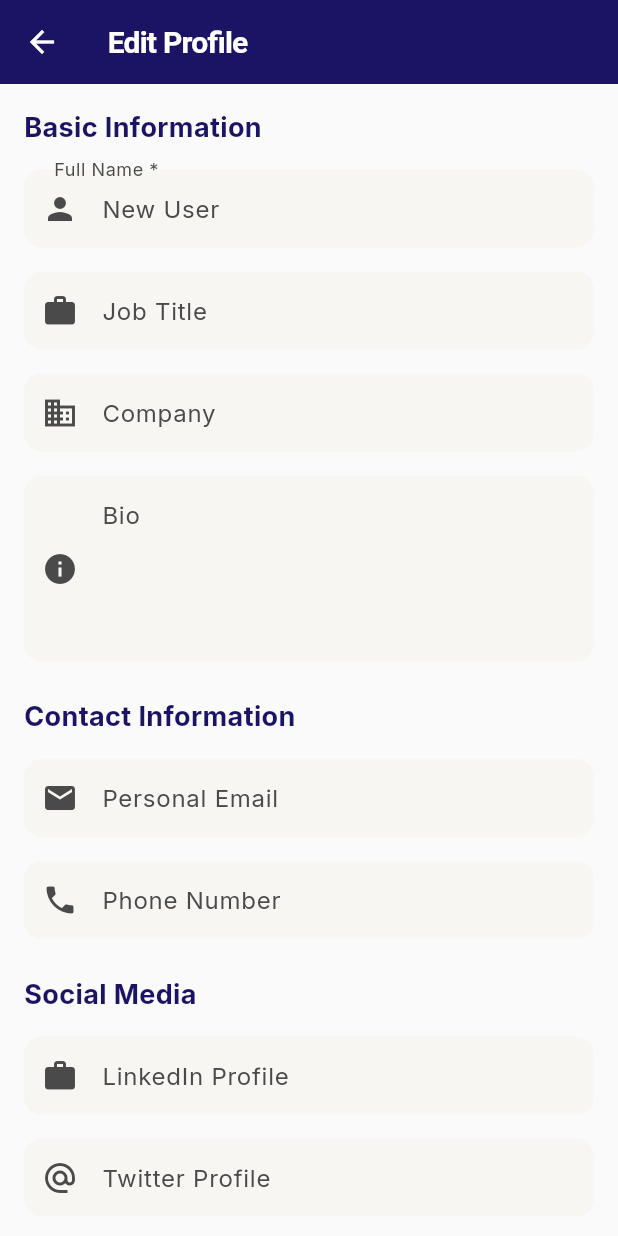
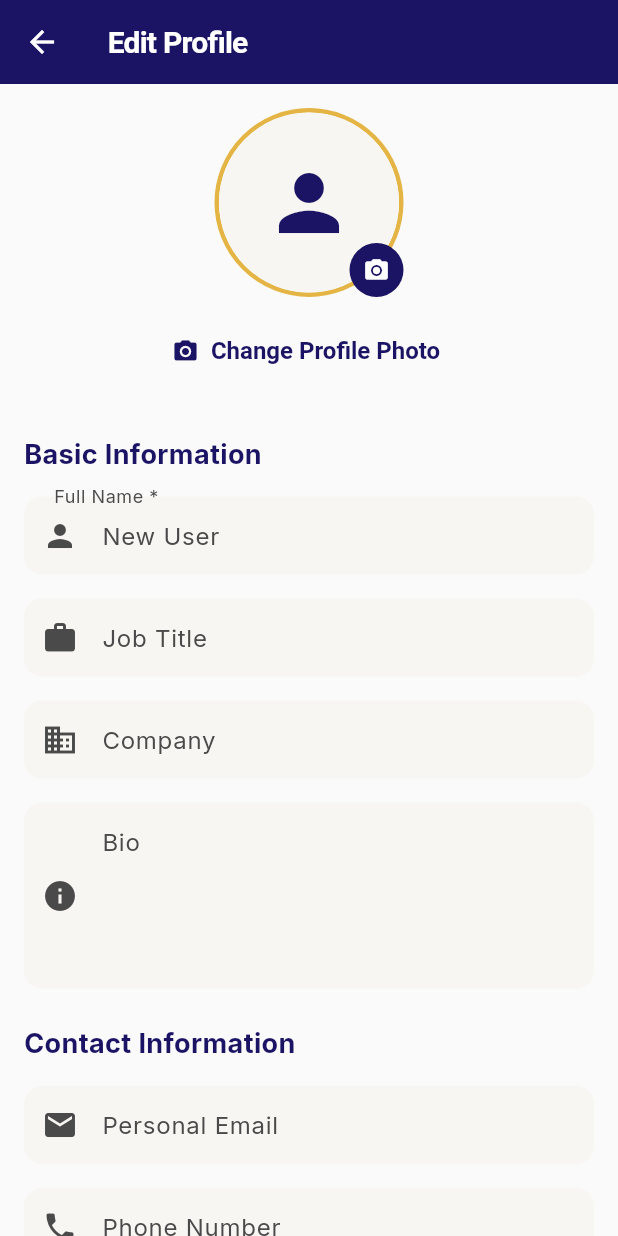
Before and after one commit to tanvironb/NAMA_Event, a Flutter app: the EditProfileScreen screen opened directly with empty values, on a phone screen of 412 x 824 dp. Run offline on Flutter 3.47's test engine with Material 3 defaults, Android fonts, the phone set to English and light mode, and no system bars; our stand-ins replace cached_network_image, card_swiper, cloud_firestore, cloud_functions, firebase_auth, firebase_core and 17 more; missing offline and left inert: mobile_scanner; accounts and stored records are empty; generated files the repository leaves out were written again.

Commit message:
added profile picture (edit/remove/add), added caching for profile tab only. Added support for ios (testing needed. idk, added theoratical).

```diff
--- a/lib/core/providers.dart
+++ b/lib/core/providers.dart
@@ -2,6 +2,7 @@ import 'package:cloud_firestore/cloud_firestore.dart';
 import 'package:firebase_auth/firebase_auth.dart';
 import 'package:flutter_riverpod/flutter_riverpod.dart';
 import 'package:events_app_trueattempt/core/services/firestore_service.dart';
+import 'package:events_app_trueattempt/core/services/storage_service.dart';
 import 'package:events_app_trueattempt/core/models/app_user.dart';
 import 'package:events_app_trueattempt/core/models/event_model.dart';
 import 'package:events_app_trueattempt/core/models/session_model.dart';
@@ -42,6 +43,10 @@ final authStateChangesProvider = StreamProvider<User?>(
 final firestoreServiceProvider = Provider<FirestoreService>(
     (ref) => FirestoreService(ref.watch(firestoreProvider)));
 
+// Provides an instance of our StorageService for interacting with Firebase Storage.
+final storageServiceProvider = Provider<StorageService>(
+    (ref) => StorageService());
+
 // --- App Initialization Provider ---
 // A provider that encapsulates all essential async initializations before the app starts
 final appInitializationProvider = FutureProvider<void>((ref) async {
@@ -56,7 +61,10 @@ final appInitializationProvider = FutureProvider<void>((ref) async {
 // These abstract direct FirestoreService calls and work with domain models.
 
 // User Repository Provider
-final userProfileRepositoryProvider = Provider((ref) => UserProfileRepository(ref.watch(firestoreServiceProvider)));
+final userProfileRepositoryProvider = Provider((ref) => UserProfileRepository(
+  ref.watch(firestoreServiceProvider),
+  ref.watch(storageServiceProvider),
+));
 
 // Event Repository Provider
 final eventRepositoryProvider = Provider((ref) => EventRepository(ref.watch(firestoreServiceProvider)));
--- a/lib/features/profile/screen/edit_profile_screen.dart
+++ b/lib/features/profile/screen/edit_profile_screen.dart
@@ -1,11 +1,14 @@
 // lib/features/profile/screen/edit_profile_screen.dart
+import 'dart:io';
 import 'package:flutter/material.dart';
 import 'package:flutter_riverpod/flutter_riverpod.dart';
+import 'package:cached_network_image/cached_network_image.dart';
 import 'package:events_app_trueattempt/core/models/app_user.dart';
 import 'package:events_app_trueattempt/core/providers.dart';
 import 'package:events_app_trueattempt/core/constants/data_validator.dart';
 import 'package:events_app_trueattempt/config/app_colors.dart';
 import 'package:events_app_trueattempt/common_widgets/loading_indicator.dart';
+import 'package:events_app_trueattempt/features/profile/screen/widgets/profile_image_picker.dart';
 
 class EditProfileScreen extends ConsumerStatefulWidget {
   final AppUser user;
@@ -31,6 +34,9 @@ class _EditProfileScreenState extends ConsumerState<EditProfileScreen> {
 
   final _formKey = GlobalKey<FormState>();
   bool _isLoading = false;
+  bool _isUploadingImage = false;
+  File? _selectedImage;
+  bool _shouldRemoveImage = false;
 
   @override
   void initState() {
@@ -57,6 +63,15 @@ class _EditProfileScreenState extends ConsumerState<EditProfileScreen> {
     setState(() => _isLoading = true);
     try {
       final repo = ref.read(userProfileRepositoryProvider);
+
+      // Handle profile image upload/removal first
+      if (_shouldRemoveImage) {
+        await repo.removeProfileImage(widget.user.uid);
+      } else if (_selectedImage != null) {
+        await repo.uploadProfileImage(widget.user.uid, _selectedImage!);
+      }
+
+      // Update other profile fields
       final updatedData = {
         'name': _nameController.text.trim(),
         'title': _titleController.text.trim(),
@@ -88,6 +103,41 @@ class _EditProfileScreenState extends ConsumerState<EditProfileScreen> {
     } finally {
       if (mounted) setState(() => _isLoading = false);
     }
+  }
+
+  Future<void> _handleImageSelection() async {
+    final hasExistingImage = widget.user.profileImageUrl.isNotEmpty || _selectedImage != null;
+
+    final result = await ProfileImagePicker.pickAndCropImage(
+      context,
+      hasExistingImage: hasExistingImage,
+    );
+
+    // If result is null and user had an image, they want to remove it
+    if (result == null && hasExistingImage) {
+      setState(() {
+        _shouldRemoveImage = true;
+        _selectedImage = null;
+      });
+    } else if (result != null) {
+      setState(() {
+        _selectedImage = result;
+        _shouldRemoveImage = false;
+      });
+    }
+  }
+
+  ImageProvider? _getProfileImage() {
+    if (_shouldRemoveImage) {
+      return null;
+    }
+    if (_selectedImage != null) {
+      return FileImage(_selectedImage!);
+    }
+    if (widget.user.profileImageUrl.isNotEmpty) {
+      return CachedNetworkImageProvider(widget.user.profileImageUrl);
+    }
+    return null;
   }
 
   @override
@@ -122,6 +172,89 @@ class _EditProfileScreenState extends ConsumerState<EditProfileScreen> {
           child: Column(
             crossAxisAlignment: CrossAxisAlignment.start,
             children: [
+              // Profile Image Section
+              Center(
+                child: Column(
+                  children: [
+                    Stack(
+                      children: [
+                        Container(
+                          decoration: BoxDecoration(
+                            shape: BoxShape.circle,
+                            border: Border.all(
+                              color: AppColors.namaGoldenYellow,
+                              width: 3,
+                            ),
+                          ),
+                          child: CircleAvatar(
+                            radius: 60,
+                            backgroundImage: _getProfileImage(),
+                            backgroundColor: AppColors.avatarPlaceholder,
+                            child: _getProfileImage() == null
+                                ? Icon(
+                                    Icons.person,
+                                    size: 60,
+                                    color: AppColors.avatarPlaceholderText,
+                                  )
+                                : null,
+                          ),
+                        ),
+                        if (_isUploadingImage)
+                          Positioned.fill(
+                            child: Container(
+                              decoration: BoxDecoration(
+                                shape: BoxShape.circle,
+                                color: Colors.black54,
+                              ),
+                              child: const Center(
+                                child: CircularProgressIndicator(
+                                  color: AppColors.namaGoldenYellow,
+                                ),
+                              ),
+                            ),
+                          ),
+                        Positioned(
+                          bottom: 0,
+                          right: 0,
+                          child: CircleAvatar(
+                            radius: 18,
+                            backgroundColor: AppColors.namaNavyBlue,
+                            child: IconButton(
+                              icon: const Icon(
+                                Icons.camera_alt,
+                                size: 18,
+                                color: Colors.white,
+                              ),
+                              onPressed: _isUploadingImage ? null : _handleImageSelection,
+                              padding: EdgeInsets.zero,
+                            ),
+                          ),
+                        ),
+                      ],
+                    ),
+                    const SizedBox(height: 12),
+                    TextButton.icon(
+                      onPressed: _isUploadingImage ? null : _handleImageSelection,
+                      icon: const Icon(Icons.photo_camera),
+                      label: Text(
+                        _shouldRemoveImage
+                            ? 'Photo will be removed'
+                            : (_selectedImage != null
+                                ? 'Photo selected - tap to change'
+                                : 'Change Profile Photo'),
+                      ),
+                      style: TextButton.styleFrom(
+                        foregroundColor: _shouldRemoveImage
+                            ? AppColors.errorRed
+                            : AppColors.namaNavyBlue,
+                      ),
+                    ),
+                  ],
+                ),
+              ),
+
+              const SizedBox(height: 32),
+
               // Basic Information Section
               _buildSectionHeader('Basic Information'),
               const SizedBox(height: 16),
--- a/lib/features/profile/screen/profile_tab_screen.dart
+++ b/lib/features/profile/screen/profile_tab_screen.dart
@@ -1,6 +1,7 @@
 // lib/features/profile/screen/profile_tab_screen.dart
 import 'package:flutter/material.dart';
 import 'package:flutter_riverpod/flutter_riverpod.dart';
+import 'package:cached_network_image/cached_network_image.dart';
 import 'package:events_app_trueattempt/core/providers.dart';
 import 'package:events_app_trueattempt/common_widgets/loading_indicator.dart';
 import 'package:events_app_trueattempt/config/app_colors.dart';
@@ -56,7 +57,7 @@ class ProfileTabScreen extends ConsumerWidget {
                         child: CircleAvatar(
                           radius: 60,
                           backgroundImage: appUser.profileImageUrl.isNotEmpty
-                              ? NetworkImage(appUser.profileImageUrl)
+                              ? CachedNetworkImageProvider(appUser.profileImageUrl)
                               : null,
                           backgroundColor: AppColors.avatarPlaceholder,
                           child: appUser.profileImageUrl.isEmpty
```
Also changed, not shown: lib/core/services/storage_service.dart (added, +81 -0 lines), lib/features/profile/data/profile_repository.dart (+37 -1 lines), lib/features/profile/screen/widgets/profile_image_picker.dart (added, +179 -0 lines), pubspec.yaml (+8 -0 lines), pubspec.lock, 9 other files.
